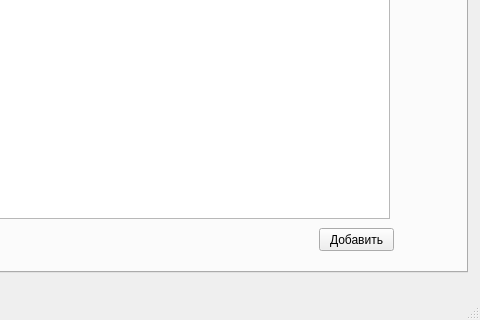
This is get_ready.ui in yummyKnight/practice as Qt 5 draws it before an edit; both pictures show x 733 to 1213 and y 318 to 638 of the 1213 by 638 pixel window. The edited form follows.
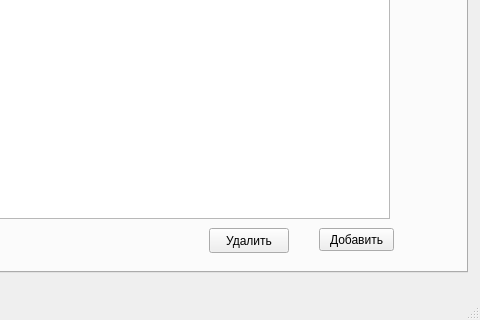
This is the edited form.

Diff of the .ui file:
```diff
--- a/get_ready.ui
+++ b/get_ready.ui
@@ -120,6 +120,22 @@
        <string>Добавить</string>
       </property>
      </widget>
+     <widget class="QPushButton" name="delButtonDoc">
+      <property name="enabled">
+       <bool>true</bool>
+      </property>
+      <property name="geometry">
+       <rect>
+        <x>920</x>
+        <y>510</y>
+        <width>80</width>
+        <height>25</height>
+       </rect>
+      </property>
+      <property name="text">
+       <string>Удалить</string>
+      </property>
+     </widget>
     </widget>
     <widget class="QWidget" name="patient_page">
      <attribute name="title">
```
Left out of the diff: 18 changed lines with no effect on the pictures.
